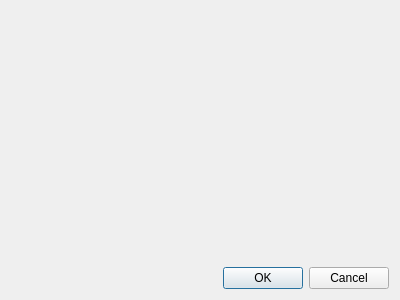
raffermeko/bitcoin, file addressbookdialog.ui: the form before one commit.
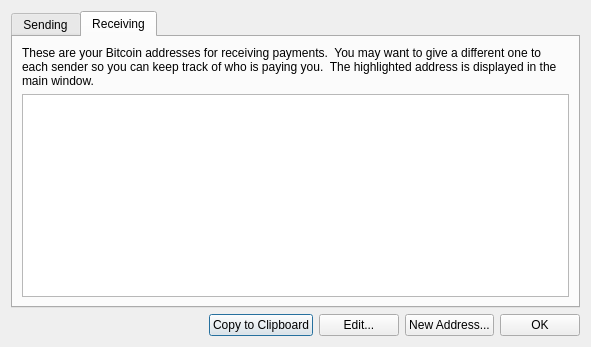
The form after the commit.

Diff of the .ui file:
```diff
--- a/addressbookdialog.ui
+++ b/addressbookdialog.ui
@@ -6,8 +6,8 @@
    <rect>
     <x>0</x>
     <y>0</y>
-    <width>400</width>
-    <height>300</height>
+    <width>591</width>
+    <height>347</height>
    </rect>
   </property>
   <property name="windowTitle">
@@ -15,28 +15,90 @@
   </property>
   <layout class="QVBoxLayout" name="verticalLayout">
    <item>
-    <spacer name="verticalSpacer">
-     <property name="orientation">
-      <enum>Qt::Vertical</enum>
+    <widget class="QTabWidget" name="tabWidget">
+     <property name="currentIndex">
+      <number>1</number>
      </property>
-     <property name="sizeHint" stdset="0">
-      <size>
-       <width>20</width>
-       <height>40</height>
-      </size>
-     </property>
-    </spacer>
-   </item>
-   <item>
-    <widget class="QDialogButtonBox" name="buttonBox">
-     <property name="orientation">
-      <enum>Qt::Horizontal</enum>
-     </property>
-     <property name="standardButtons">
-      <set>QDialogButtonBox::Cancel|QDialogButtonBox::Ok</set>
-     </property>
+     <widget class="QWidget" name="tab">
+      <attribute name="title">
+       <string>Sending</string>
+      </attribute>
+      <layout class="QVBoxLayout" name="verticalLayout_2">
+       <item>
+        <widget class="QTableView" name="tableView"/>
+       </item>
+      </layout>
+     </widget>
+     <widget class="QWidget" name="tab_2">
+      <attribute name="title">
+       <string>Receiving</string>
+      </attribute>
+      <layout class="QVBoxLayout" name="verticalLayout_3">
+       <item>
+        <widget class="QLabel" name="label">
+         <property name="text">
+          <string>These are your Bitcoin addresses for receiving payments.  You may want to give a different one to each sender so you can keep track of who is paying you.  The highlighted address is displayed in the main window.</string>
+         </property>
+         <property name="textFormat">
+          <enum>Qt::AutoText</enum>
+         </property>
+         <property name="wordWrap">
+          <bool>true</bool>
+         </property>
+        </widget>
+       </item>
+       <item>
+        <widget class="QTableView" name="tableView_2"/>
+       </item>
+      </layout>
+     </widget>
     </widget>
    </item>
+   <item>
+    <layout class="QHBoxLayout" name="horizontalLayout">
+     <item>
+      <spacer name="horizontalSpacer">
+       <property name="orientation">
+        <enum>Qt::Horizontal</enum>
+       </property>
+       <property name="sizeHint" stdset="0">
+        <size>
+         <width>40</width>
+         <height>20</height>
+        </size>
+       </property>
+      </spacer>
+     </item>
+     <item>
+      <widget class="QPushButton" name="copyToClipboard">
+       <property name="text">
+        <string>Copy to Clipboard</string>
+       </property>
+      </widget>
+     </item>
+     <item>
+      <widget class="QPushButton" name="editButton">
+       <property name="text">
+        <string>Edit...</string>
+       </property>
+      </widget>
+     </item>
+     <item>
+      <widget class="QPushButton" name="newAddressButton">
+       <property name="text">
+        <string>New Address...</string>
+       </property>
+      </widget>
+     </item>
+     <item>
+      <widget class="QPushButton" name="OKButton">
+       <property name="text">
+        <string>OK</string>
+       </property>
+      </widget>
+     </item>
+    </layout>
+   </item>
   </layout>
  </widget>
  <resources/>
```
Left out of the diff: 37 changed lines with no effect on the pictures.
